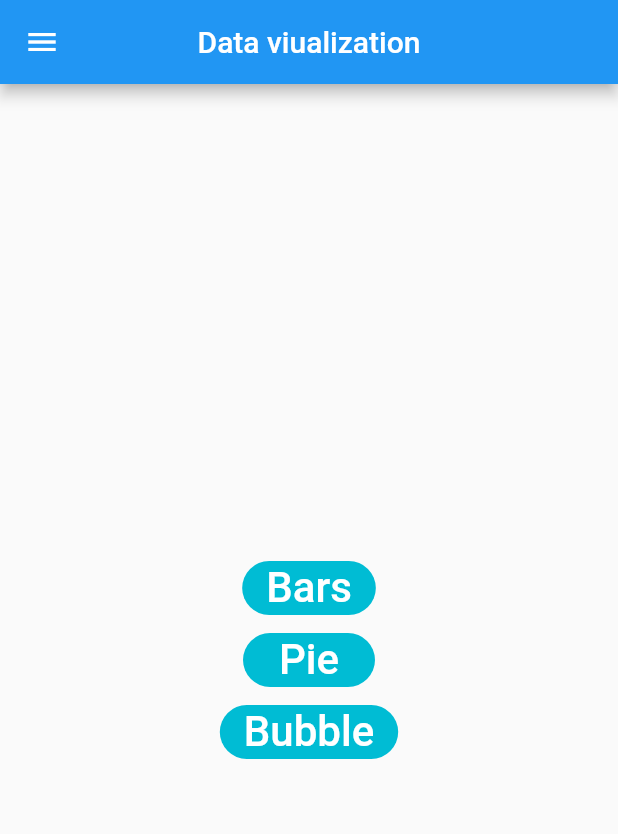
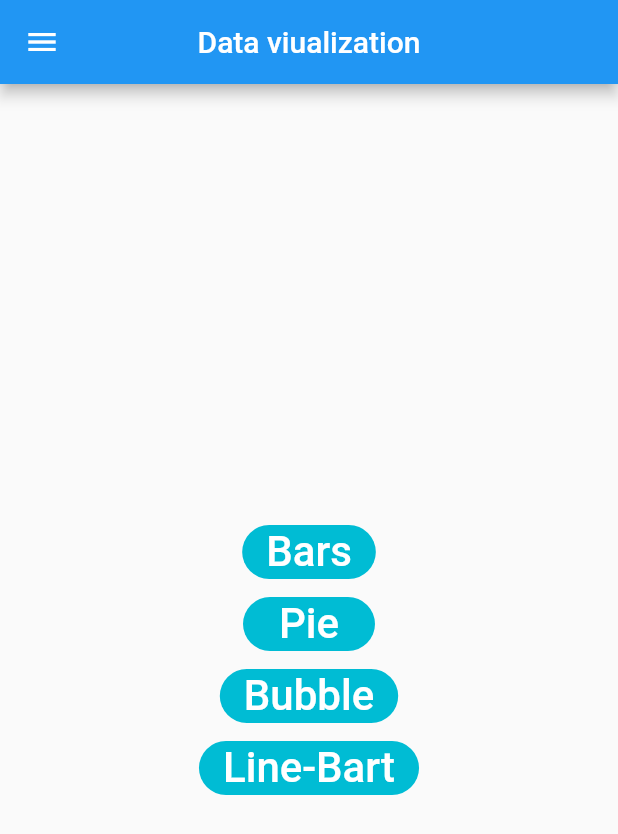
Before and after one commit to marypaz98/proyecto_corto_1, a Flutter app: the screen it shows after launch, on a phone screen of 412 x 824 dp. Shown: the top 834 px of the screen. Run offline on Flutter 3.47's test engine with Material 2 defaults, Android fonts, the phone set to English and light mode, and no system bars; our stand-ins replace charts_flutter.

Commit message:
[new] : create area line chart interface

```diff
--- a/lib/main.dart
+++ b/lib/main.dart
@@ -3,6 +3,7 @@ import 'package:flutter/material.dart';
 import 'package:proyecto_corto_1/bars.dart';
 import 'package:proyecto_corto_1/pie.dart';
 import 'package:proyecto_corto_1/bubble.dart';
+import 'package:proyecto_corto_1/lineBar.dart';
 
 void main() => runApp(MaterialApp(home: Home()));
 
@@ -43,6 +44,13 @@ class Home extends StatelessWidget {
 
               },
             ),
+            Divider(height: 10,),
+            ListTile(
+              title: Text("Option 4"),
+              onTap:(){
+
+              },
+            ),
             Divider(height: 10,)
           ],
         )
@@ -53,7 +61,8 @@ class Home extends StatelessWidget {
           children: createButtons(context, Colors.cyan, [
             ["Bars", Bars()],
             ["Pie", Pie()],
-            ["Bubble", Bubble.withSampleData()]
+            ["Bubble", Bubble.withSampleData()],
+            ["Line-Bart",lineBar.withSampleData()]
           ])
         ),
       ),
```
Also changed, not shown: lib/areaLine.dart (added).
